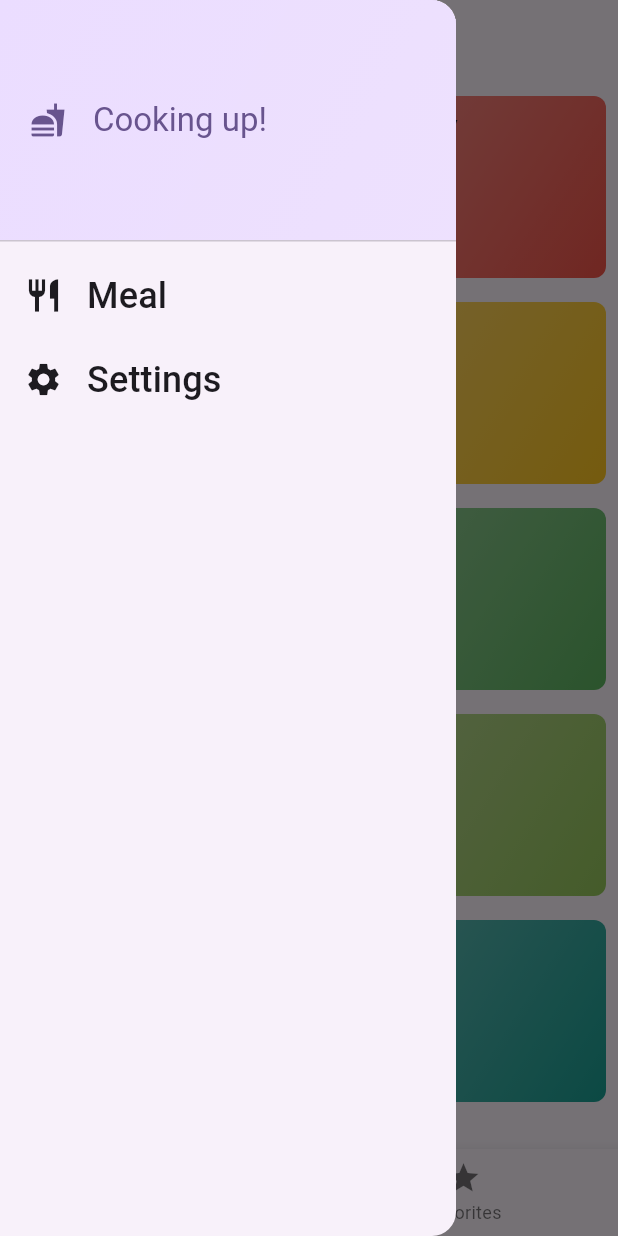
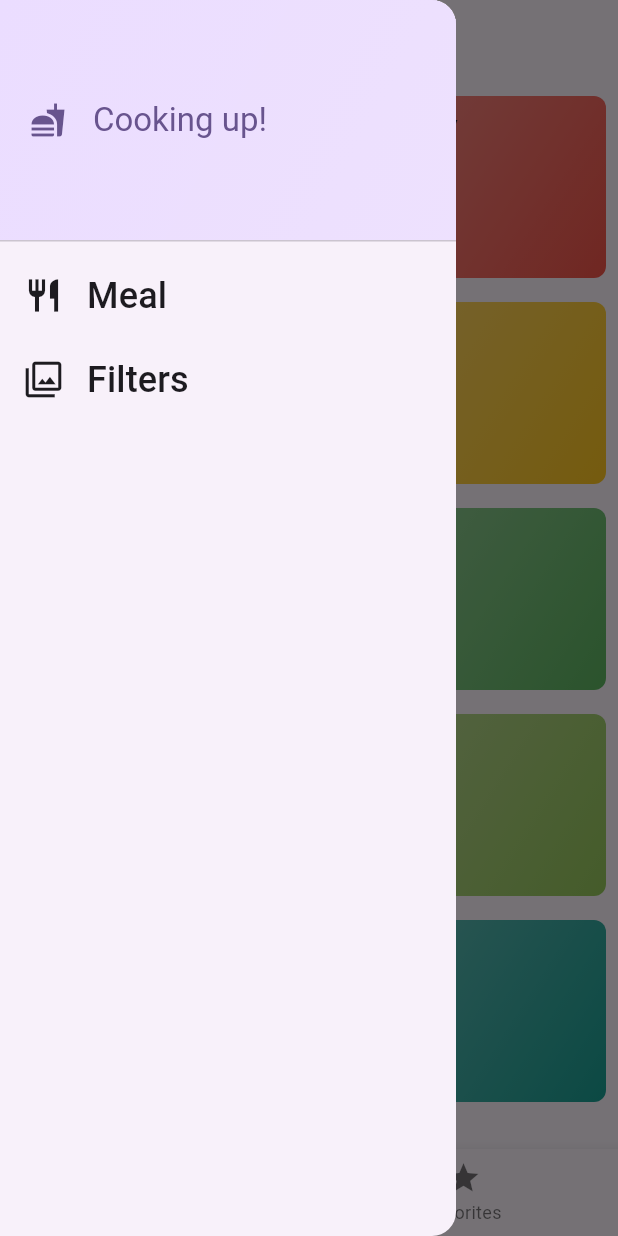
Before and after one commit to PankajChauhan1997/dabba_meals, a Flutter app: the screen it shows after launch, in the side drawer, after a tap on "Meal", on a phone screen of 412 x 824 dp. Run offline on Flutter 3.47's test engine with Material 3 defaults, Android fonts, the light colour scheme and no system bars; our stand-ins replace transparent_image.

Commit message:
dabba_meal_drawer and pushReplacement

```diff
--- a/lib/screens/tabs.dart
+++ b/lib/screens/tabs.dart
@@ -3,6 +3,7 @@ import 'package:flutter/material.dart';
 import '../Model/meal.dart';
 import '../widgets/main_drawer.dart';
 import 'category.dart';
+import 'filter.dart';
 import 'meals.dart';
 
 class TabScreen extends StatefulWidget{
@@ -42,6 +43,12 @@ class _TabScreenState extends State<TabScreen>{
       selectPageIndex=index;
     });
   }
+  void setScreen(String identifier){
+if(identifier=='filters'){
+  Navigator.of(context).pop();
+Navigator.of(context).pushReplacement(MaterialPageRoute(builder:(ctx)=>FilterScreen()));
+}
+  }
   @override
   Widget build(BuildContext context) {
     Widget activePage=Categories(onToggleFavoriteMeal:toggelMealFavoriteStatus);
@@ -62,7 +69,7 @@ class _TabScreenState extends State<TabScreen>{
          onTap:selectPage,
        currentIndex:selectPageIndex,
      ),
-     drawer:MainDrawer()
+     drawer:MainDrawer(onSelectScreen: setScreen)
  );
   }
 
--- a/lib/widgets/main_drawer.dart
+++ b/lib/widgets/main_drawer.dart
@@ -1,6 +1,9 @@
 import 'package:flutter/material.dart';
 
 class MainDrawer extends StatelessWidget{
+  const MainDrawer({super.key,required this.onSelectScreen});
+  final void Function(String identifier)onSelectScreen;
+
   @override
   Widget build(BuildContext context) {
     return Drawer(child:Column(children:[
@@ -19,15 +22,19 @@ class MainDrawer extends StatelessWidget{
         title:Text('Meal',
     style:Theme.of(context).textTheme.titleSmall!.copyWith(color:Theme.of(context).colorScheme.onBackground,
     fontSize:24)),
-          onTap:(){}
+          onTap:(){
+            onSelectScreen('meals');
+          }
       ),
       ListTile(
-        leading:Icon(Icons.settings,size:26,color:Theme.of(context).colorScheme.onBackground),
-        title:Text('Settings',
+        leading:Icon(Icons.filter,size:26,color:Theme.of(context).colorScheme.onBackground),
+        title:Text('Filters',
     style:Theme.of(context).textTheme.titleSmall!.copyWith(color:Theme.of(context).colorScheme.onBackground,
     fontSize:24)),
-          onTap:(){}
-      )
+          onTap:(){
+          onSelectScreen('filters');
+          }
+      ),
     ]
     )
     );
```
Also changed, not shown: lib/screens/filter.dart (added, +49 -0 lines).
